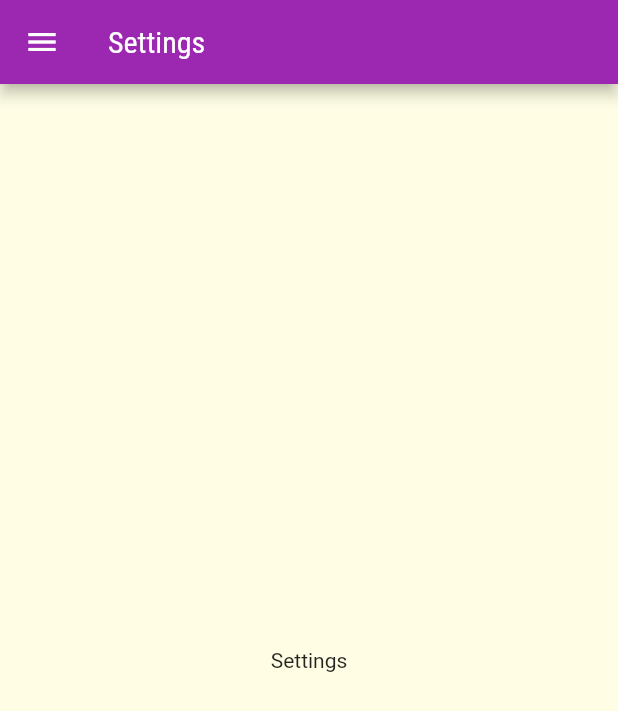
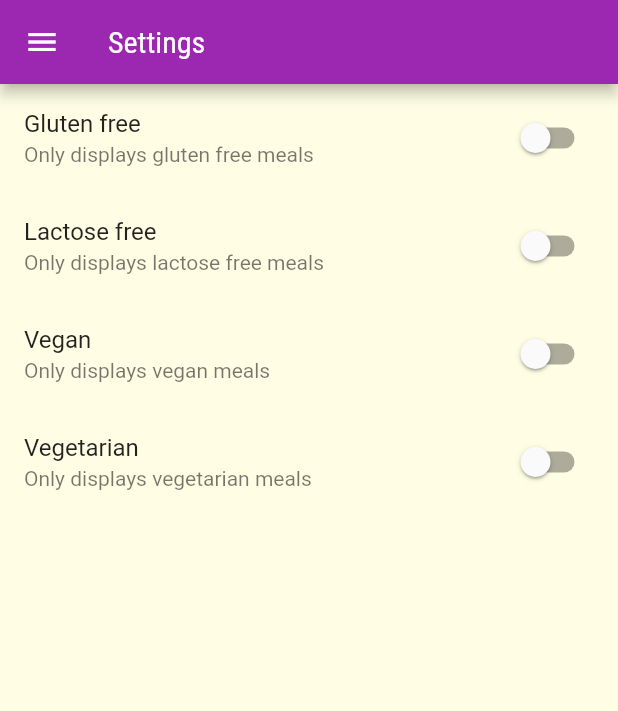
Before and after one commit to oElberte/meals, a Flutter app: the SettingsScreen screen opened by its route, on a phone screen of 412 x 824 dp. Shown: the top 711 px of the screen. Run offline on Flutter 3.47's test engine with Material 2 defaults, Android fonts, the phone set to English and light mode, and no system bars; network calls fail.

Commit message:
Settings page meals filter

```diff
--- a/lib/main.dart
+++ b/lib/main.dart
@@ -1,4 +1,5 @@
 import 'package:flutter/material.dart';
+import 'models/settings.dart';
 
 import 'screens/categories_meals_screen.dart';
 import 'screens/meal_detail_screen.dart';
@@ -6,11 +7,38 @@ import 'screens/tabs_screen.dart';
 import 'screens/settings_screen.dart';
 
 import 'utils/app_routes.dart';
+import 'models/meal.dart';
+import 'data/dummy_data.dart';
 
 void main() => runApp(const MyApp());
 
-class MyApp extends StatelessWidget {
+class MyApp extends StatefulWidget {
   const MyApp({Key? key}) : super(key: key);
+
+  @override
+  State<MyApp> createState() => _MyAppState();
+}
+
+class _MyAppState extends State<MyApp> {
+  Settings settings = Settings();
+  List<Meal> _availableMeals = dummyMeals;
+
+  void _filterMeals(Settings settings) {
+    setState(() {
+      this.settings = settings;
+
+      _availableMeals = dummyMeals.where((meal) {
+        final filterGluten = settings.isGlutenFree && !meal.isGlutenFree;
+        final filterLactose = settings.isLactoseFree && !meal.isLactoseFree;
+        final filterVegan = settings.isVegan && !meal.isVegan;
+        final filterVegetarian = settings.isVegetarian && !meal.isVegetarian;
+        return !filterGluten &&
+            !filterLactose &&
+            !filterVegan &&
+            !filterVegetarian;
+      }).toList();
+    });
+  }
 
   @override
   Widget build(BuildContext context) {
@@ -33,9 +61,10 @@ class MyApp extends StatelessWidget {
       ),
       routes: {
         AppRoutes.home: (ctx) => const TabsScreen(),
-        AppRoutes.categoriesMeals: (ctx) => const CategoriesMealsScreen(),
+        AppRoutes.categoriesMeals: (ctx) =>
+            CategoriesMealsScreen(_availableMeals),
         AppRoutes.mealDetail: (ctx) => const MealDetailScreen(),
-        AppRoutes.settings: (ctx) => const SettingsScreen(),
+        AppRoutes.settings: (ctx) => SettingsScreen(settings, _filterMeals),
       },
     );
   }
--- /dev/null
+++ b/lib/models/settings.dart
@@ -0,0 +1,13 @@
+class Settings {
+  bool isGlutenFree;
+  bool isLactoseFree;
+  bool isVegan;
+  bool isVegetarian;
+
+  Settings({
+    this.isGlutenFree = false,
+    this.isLactoseFree = false,
+    this.isVegan = false,
+    this.isVegetarian = false,
+  });
+}
--- a/lib/screens/categories_meals_screen.dart
+++ b/lib/screens/categories_meals_screen.dart
@@ -1,16 +1,18 @@
 import 'package:flutter/material.dart';
 import '../models/category.dart';
-import '../data/dummy_data.dart';
+import '../models/meal.dart';
 import '../components/meal_item.dart';
 
 class CategoriesMealsScreen extends StatelessWidget {
-  const CategoriesMealsScreen({Key? key}) : super(key: key);
+  final List<Meal> meals;
+
+  const CategoriesMealsScreen(this.meals, {Key? key}) : super(key: key);
 
   @override
   Widget build(BuildContext context) {
     final category = ModalRoute.of(context)?.settings.arguments as Category;
 
-    final categoryMeals = dummyMeals.where((meal) {
+    final categoryMeals = meals.where((meal) {
       return meal.categories.contains(category.id);
     }).toList();
 
--- a/lib/screens/settings_screen.dart
+++ b/lib/screens/settings_screen.dart
@@ -1,8 +1,43 @@
 import 'package:flutter/material.dart';
 import '../components/main_drawer.dart';
+import '../models/settings.dart';
 
-class SettingsScreen extends StatelessWidget {
-  const SettingsScreen({Key? key}) : super(key: key);
+class SettingsScreen extends StatefulWidget {
+  final Settings settings;
+  final Function(Settings) onSettingsChanged;
+
+  const SettingsScreen(this.settings, this.onSettingsChanged, {Key? key})
+      : super(key: key);
+
+  @override
+  State<SettingsScreen> createState() => _SettingsScreenState();
+}
+
+class _SettingsScreenState extends State<SettingsScreen> {
+  late Settings settings;
+
+  @override
+  void initState() {
+    super.initState();
+    settings = widget.settings;
+  }
+
+  Widget _createSwitch(
+    String title,
+    String subtitle,
+    bool value,
+    Function(bool) onChanged,
+  ) {
+    return SwitchListTile.adaptive(
+      title: Text(title),
+      subtitle: Text(subtitle),
+      value: value,
+      onChanged: (value) {
+        onChanged(value);
+        widget.onSettingsChanged(settings);
+      },
+    );
+  }
 
   @override
   Widget build(BuildContext context) {
@@ -11,8 +46,47 @@ class SettingsScreen extends StatelessWidget {
         title: const Text('Settings'),
       ),
       drawer: const MainDrawer(),
-      body: const Center(
-        child: Text('Settings'),
+      body: Column(
+        children: [
+          Expanded(
+            child: ListView(
+              children: [
+                _createSwitch(
+                  'Gluten free',
+                  'Only displays gluten free meals',
+                  settings.isGlutenFree,
+                  (value) => setState(
+                    () => settings.isGlutenFree = value,
+                  ),
+                ),
+                _createSwitch(
+                  'Lactose free',
+                  'Only displays lactose free meals',
+                  settings.isLactoseFree,
+                  (value) => setState(
+                    () => settings.isLactoseFree = value,
+                  ),
+                ),
+                _createSwitch(
+                  'Vegan',
+                  'Only displays vegan meals',
+                  settings.isVegan,
+                  (value) => setState(
+                    () => settings.isVegan = value,
+                  ),
+                ),
+                _createSwitch(
+                  'Vegetarian',
+                  'Only displays vegetarian meals',
+                  settings.isVegetarian,
+                  (value) => setState(
+                    () => settings.isVegetarian = value,
+                  ),
+                ),
+              ],
+            ),
+          )
+        ],
       ),
     );
   }
```
Also changed, not shown: lib/components/main_drawer.dart (+6 -2 lines), lib/components/meal_item.dart (+10 -2 lines), lib/screens/meal_detail_screen.dart (+8 -0 lines).
